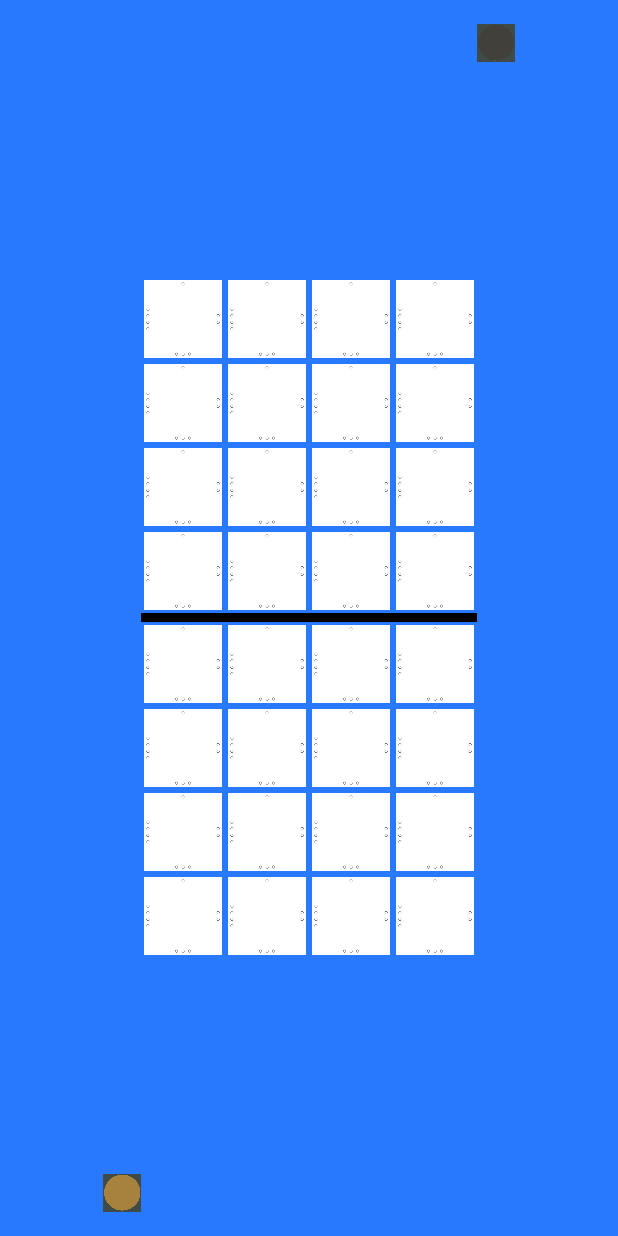
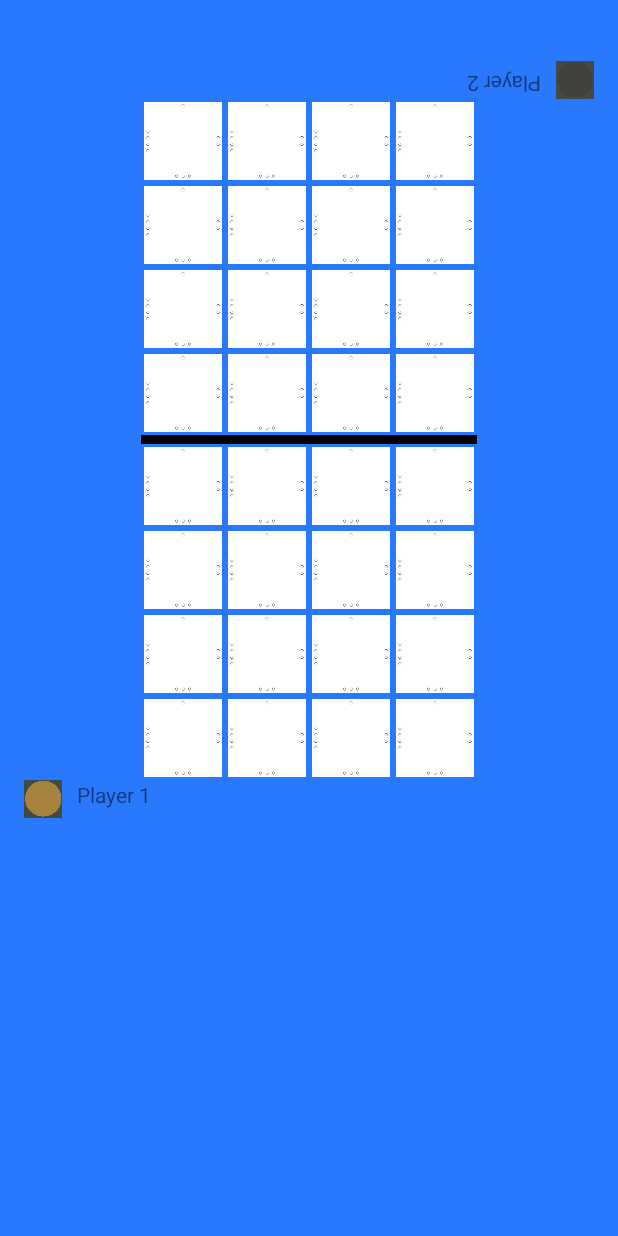
Before and after one commit to gowenS/Strategy-Game-Prototype, an Android app: the screen it shows after launch (MainActivity), on a phone screen of 412 x 824 dp. Run offline under Robolectric (Android 15) with nearby library versions, the phone set to English and light mode, and no system bars.

Commit message:
brush ups

```diff
--- a/app/src/main/java/com/rustandtuna/gameprototype/MainActivity.java
+++ b/app/src/main/java/com/rustandtuna/gameprototype/MainActivity.java
@@ -599,6 +599,7 @@ public class MainActivity extends AppCompatActivity {
                 break;
 
         }
+
     }
 
 
@@ -616,6 +617,8 @@ public class MainActivity extends AppCompatActivity {
             }
 
         }
+
+//
 
     }
 
--- a/app/src/main/res/layout/content_main.xml
+++ b/app/src/main/res/layout/content_main.xml
@@ -11,18 +11,42 @@
     app:layout_behavior="@string/appbar_scrolling_view_behavior"
     tools:context="com.rustandtuna.gameprototype.MainActivity"
     tools:showIn="@layout/activity_main"
-    android:orientation="horizontal"
+    android:orientation="vertical"
     android:gravity="center_horizontal"
     android:background="#2979ff"
     android:id="@+id/content_main">
 
 
+    <LinearLayout
+        android:orientation="horizontal"
+        android:layout_width="match_parent"
+        android:layout_height="50dp"
+        android:layout_gravity="bottom|right"
+        android:gravity="bottom|right">
+
+        <TextView
+            android:layout_width="wrap_content"
+            android:layout_height="wrap_content"
+            android:text="Player 2"
+            android:id="@+id/textView2"
+            android:layout_marginRight="10dp"
+            android:rotation="180"
+            android:layout_gravity="bottom|right" />
+
         <ImageView
             android:layout_width="25dp"
             android:layout_height="25dp"
-        android:id="@+id/player1TurnIndicator"
-        android:layout_gravity="left|bottom"
-        android:background="@drawable/player_turn_off" />
+            android:id="@+id/player2TurnIndicator"
+            android:background="@drawable/player_turn_off"
+            android:layout_gravity="bottom|right" />
+    </LinearLayout>
+
+    <LinearLayout
+        android:orientation="horizontal"
+        android:layout_width="wrap_content"
+        android:layout_height="wrap_content"
+        android:gravity="center_vertical|center_horizontal"
+        android:layout_gravity="center">
 
     <LinearLayout
         android:orientation="vertical"
@@ -269,11 +293,30 @@
             android:longClickable="false"
             android:layout_margin="2dp"/>
     </LinearLayout>
+    </LinearLayout>
+
+    <LinearLayout
+        android:orientation="horizontal"
+        android:layout_width="match_parent"
+        android:layout_height="50dp"
+        android:layout_gravity="top|left"
+        android:gravity="top|left">
 
         <ImageView
             android:layout_width="25dp"
             android:layout_height="25dp"
-        android:id="@+id/player2TurnIndicator"
-        android:layout_gravity="top|left|right"
-        android:background="@drawable/player_turn_off" />
+            android:id="@+id/player1TurnIndicator"
+            android:background="@drawable/player_turn_off"
+            android:layout_gravity="top|left" />
+
+        <TextView
+            android:layout_width="wrap_content"
+            android:layout_height="wrap_content"
+            android:text="Player 1"
+            android:id="@+id/textView"
+            android:gravity="center_vertical"
+            android:layout_marginLeft="10dp"
+            android:layout_gravity="top|left" />
     </LinearLayout>
+
+</LinearLayout>
```
Lines whose indentation alone changed are shown as unchanged.
